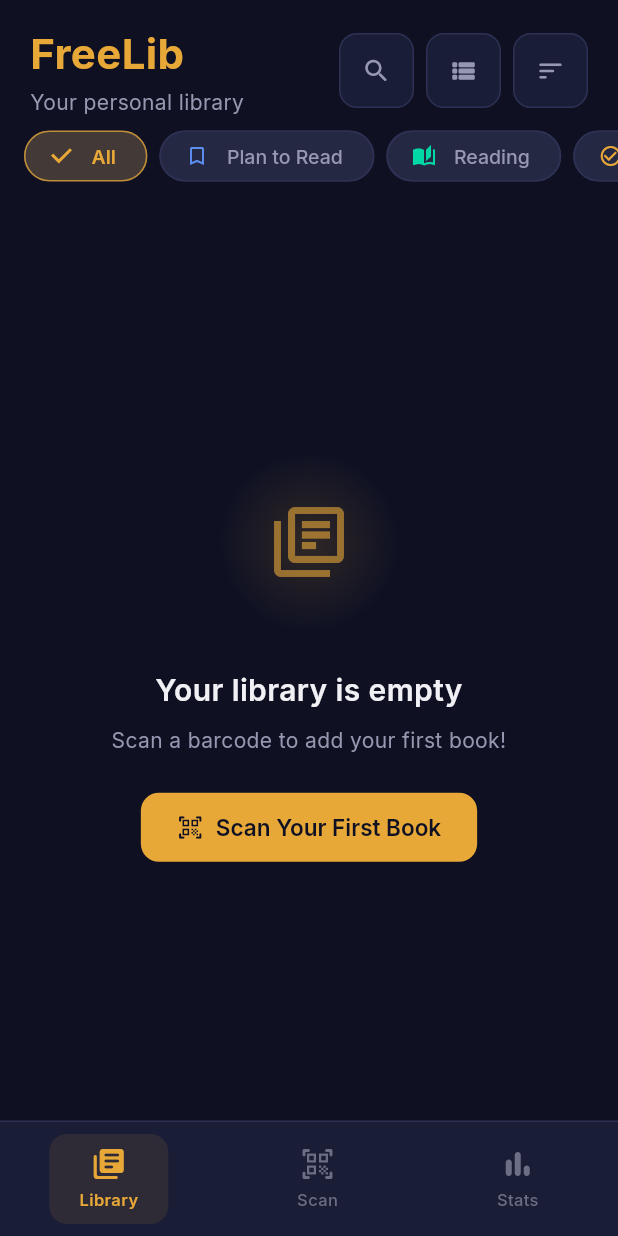
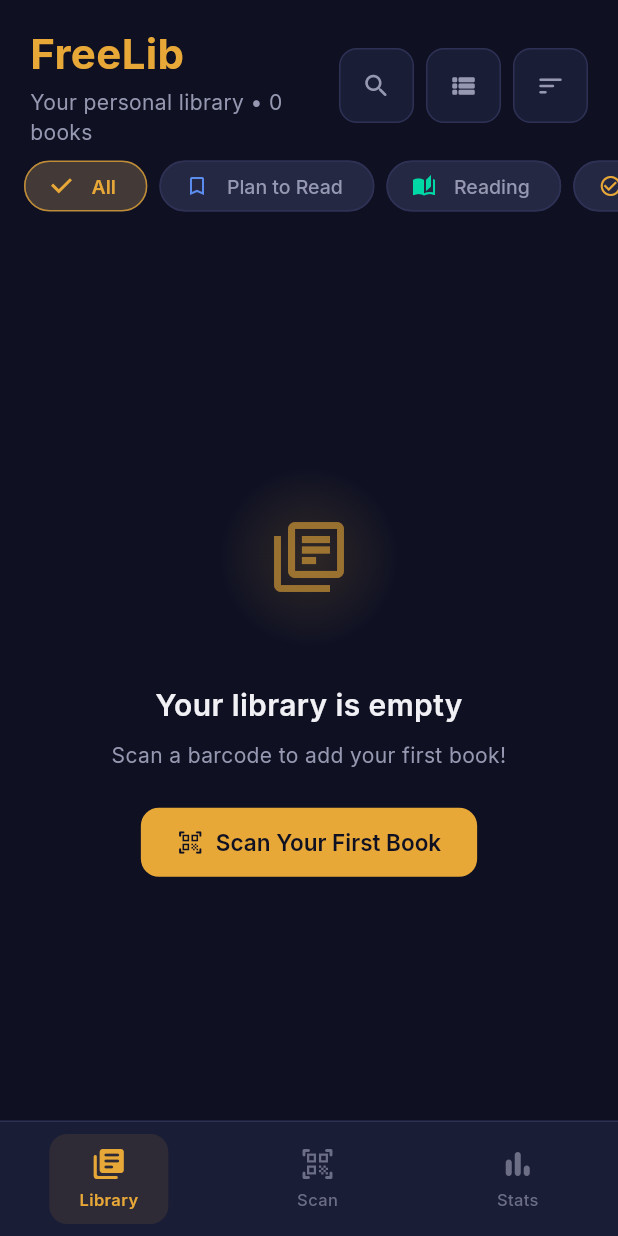
Before and after one commit to Lithexf/free_lib_app, a Flutter app: the screen it shows after launch, on a phone screen of 412 x 824 dp. Run offline on Flutter 3.47's test engine with Material 3 defaults, Android fonts, the phone set to English and light mode, and no system bars; our stand-ins replace cached_network_image, dio, fl_chart, flutter_rating_bar, flutter_riverpod, google_fonts and 3 more; missing offline and left inert: mobile_scanner; accounts and stored records are empty.

Commit message:
feat: implement library dashboard with navigation, search, and scanner integration

```diff
--- a/lib/ui/screens/home_screen.dart
+++ b/lib/ui/screens/home_screen.dart
@@ -40,7 +40,7 @@ class _HomeScreenState extends ConsumerState<HomeScreen> {
         index: _currentTab,
         children: [
           _buildLibraryTab(),
-          const ScannerScreen(),
+          _currentTab == 1 ? const ScannerScreen() : const SizedBox.shrink(),
           const StatsScreen(),
         ],
       ),
@@ -133,16 +133,18 @@ class _HomeScreenState extends ConsumerState<HomeScreen> {
   }
 
   Widget _buildAppBar() {
+    final bookCount = ref.watch(bookListProvider).valueOrNull?.length ?? 0;
+
     return Padding(
       padding: const EdgeInsets.fromLTRB(20, 16, 20, 0),
       child: Row(
         children: [
           if (!_isSearching) ...[
-            const Expanded(
+            Expanded(
               child: Column(
                 crossAxisAlignment: CrossAxisAlignment.start,
                 children: [
-                  Text(
+                  const Text(
                     'FreeLib',
                     style: TextStyle(
                       color: AppColors.primary,
@@ -150,10 +152,10 @@ class _HomeScreenState extends ConsumerState<HomeScreen> {
                       fontWeight: FontWeight.w700,
                     ),
                   ),
-                  SizedBox(height: 2),
+                  const SizedBox(height: 2),
                   Text(
-                    'Your personal library',
-                    style: TextStyle(
+                    'Your personal library • $bookCount books',
+                    style: const TextStyle(
                       color: AppColors.textSecondary,
                       fontSize: 14,
                     ),
```
Also changed, not shown: lib/ui/screens/scanner_screen.dart (+12 -0 lines), 3 other files.
